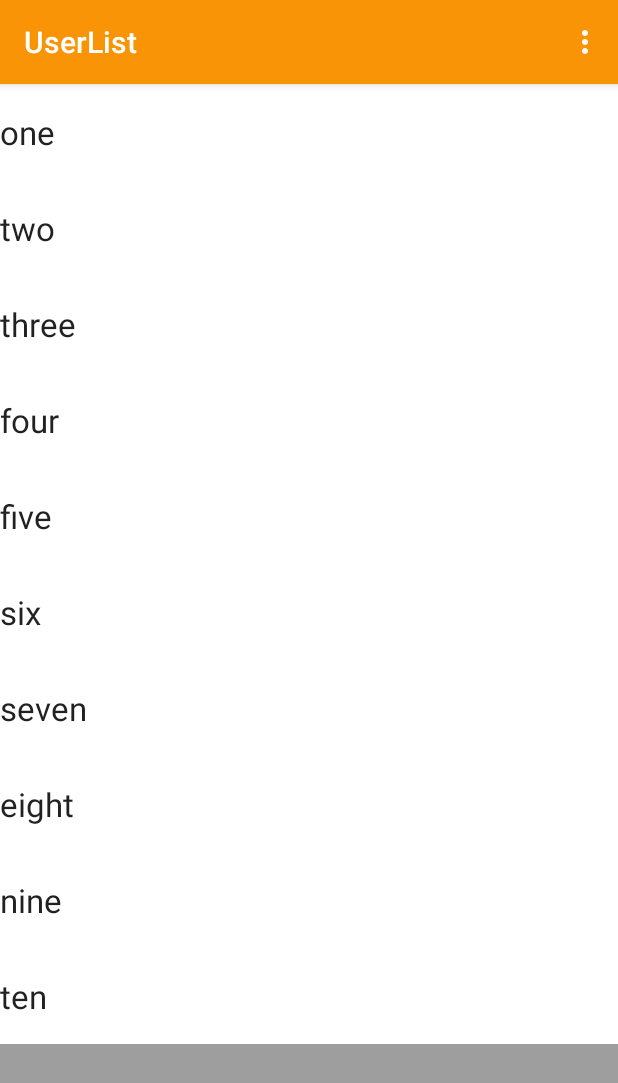
After one commit to Yifei-Li/FitChallenge, an Android app: the UserList screen opened directly, with no data from a screen before it, on a phone screen of 412 x 824 dp. The commit adds this screen. Shown: the top 1083 px of the screen. Run offline under Robolectric (Android 15) with nearby library versions, the phone set to English and light mode, and no system bars.

Commit message:
Started userlist activity

```diff
--- a/app/src/main/AndroidManifest.xml
+++ b/app/src/main/AndroidManifest.xml
@@ -6,7 +6,7 @@
     <uses-permission android:name="android.permission.GET_ACCOUNTS" />
     <uses-permission android:name="android.permission.READ_PROFILE" />
     <uses-permission android:name="android.permission.READ_CONTACTS" />
-    <uses-permission android:name="android.permission.ACCESS_FINE_LOCATION"/>
+    <uses-permission android:name="android.permission.ACCESS_FINE_LOCATION" />
 
     <application
         android:allowBackup="true"
@@ -36,6 +36,11 @@
             android:name=".ChallengeStart"
             android:label="@string/title_activity_challenge_start" >
         </activity>
+        <activity
+            android:name=".UserList"
+            android:label="UserList"
+            android:theme="@style/CustomActionBarTheme">
+        </activity>
     </application>
 
 </manifest>
--- a/app/src/main/java/ca/davidvuong/fitchallenge/ActivitySelection.java
+++ b/app/src/main/java/ca/davidvuong/fitchallenge/ActivitySelection.java
@@ -36,7 +36,10 @@ public class ActivitySelection extends ActionBarActivity implements OnTaskComple
     }
 
     public void processFinish(String output)   {
+
         Log.d("Async", output);
+        Intent intent = new Intent (this, UserList.class);
+        startActivity(intent);
     }
 
     @Override
@@ -72,11 +75,11 @@ public class ActivitySelection extends ActionBarActivity implements OnTaskComple
         findTask.execute(this);
     }
 
-    public void startComp(View view){
+    /*public void startComp(View view){
         Intent i = new Intent(getApplicationContext(),SetUpActivity.class);
         startActivity(i);
 
-    }
+    }*/
 
     public class FindOthers extends AsyncTask<Context, Void, String> implements LocationListener {
         private ProgressDialog dialog = new ProgressDialog(ActivitySelection.this);
--- /dev/null
+++ b/app/src/main/java/ca/davidvuong/fitchallenge/UserList.java
@@ -0,0 +1,49 @@
+package ca.davidvuong.fitchallenge;
+
+import android.support.v7.app.ActionBarActivity;
+import android.os.Bundle;
+import android.view.Menu;
+import android.view.MenuItem;
+import android.widget.ArrayAdapter;
+import android.widget.GridView;
+
+import java.util.ArrayList;
+import java.util.Arrays;
+import java.util.List;
+
+
+public class UserList extends ActionBarActivity {
+
+    @Override
+    protected void onCreate(Bundle savedInstanceState) {
+        super.onCreate(savedInstanceState);
+        setContentView(R.layout.activity_user_list);
+
+        String[] array = new String[] {"one", "two", "three", "four", "five", "six", "seven", "eight", "nine", "ten"};
+        List<String> list = new ArrayList<String>(Arrays.asList(array));
+        GridView grid = (GridView) findViewById(R.id.gridview);
+        grid.setAdapter(new ArrayAdapter<String>(this, R.layout.list_item, list));
+    }
+
+    @Override
+    public boolean onCreateOptionsMenu(Menu menu) {
+        // Inflate the menu; this adds items to the action bar if it is present.
+        getMenuInflater().inflate(R.menu.menu_user_list, menu);
+        return true;
+    }
+
+    @Override
+    public boolean onOptionsItemSelected(MenuItem item) {
+        // Handle action bar item clicks here. The action bar will
+        // automatically handle clicks on the Home/Up button, so long
+        // as you specify a parent activity in AndroidManifest.xml.
+        int id = item.getItemId();
+
+        //noinspection SimplifiableIfStatement
+        if (id == R.id.action_settings) {
+            return true;
+        }
+
+        return super.onOptionsItemSelected(item);
+    }
+}
--- /dev/null
+++ b/app/src/main/res/layout/activity_user_list.xml
@@ -0,0 +1,21 @@
+<RelativeLayout xmlns:android="http://schemas.android.com/apk/res/android"
+    xmlns:tools="http://schemas.android.com/tools" android:layout_width="match_parent"
+    android:layout_height="match_parent"
+    tools:context="ca.davidvuong.fitchallenge.UserList"
+    android:background="#FFFFFF"
+    android:nestedScrollingEnabled="false">
+
+    <GridView xmlns:android="http://schemas.android.com/apk/res/android"
+        android:id="@+id/gridview"
+        android:layout_width="match_parent"
+        android:layout_height="match_parent"
+        android:numColumns="1"
+        android:stretchMode="columnWidth"
+        android:gravity="center"
+        android:background="#ff9e9e9e"
+        android:layout_alignParentStart="true"
+        android:drawSelectorOnTop="false"
+        android:scrollingCache="false"
+        android:layout_alignParentEnd="true" />
+
+</RelativeLayout>
--- /dev/null
+++ b/app/src/main/res/layout/list_item.xml
@@ -0,0 +1,9 @@
+<?xml version="1.0" encoding="utf-8"?>
+<TextView xmlns:android="http://schemas.android.com/apk/res/android"
+    android:id="@android:id/text1"
+    android:layout_width="match_parent"
+    android:layout_height="wrap_content"
+    android:background="#FFFFFF"
+    android:gravity="center_vertical"
+    android:minHeight="?android:attr/listPreferredItemHeight"
+    android:textAppearance="?android:attr/textAppearanceLarge" />
--- /dev/null
+++ b/app/src/main/res/menu/menu_user_list.xml
@@ -0,0 +1,7 @@
+<menu xmlns:android="http://schemas.android.com/apk/res/android"
+    xmlns:app="http://schemas.android.com/apk/res-auto"
+    xmlns:tools="http://schemas.android.com/tools"
+    tools:context="ca.davidvuong.fitchallenge.UserList">
+    <item android:id="@+id/action_settings" android:title="@string/action_settings"
+        android:orderInCategory="100" app:showAsAction="never" />
+</menu>
--- a/app/src/main/res/values/styles.xml
+++ b/app/src/main/res/values/styles.xml
@@ -5,5 +5,21 @@
         <!-- Customize your theme here. -->
     </style>
 
+        <!-- the theme applied to the application or activity -->
+        <style name="CustomActionBarTheme"
+            parent="@style/Theme.AppCompat.Light.DarkActionBar">
+            <item name="android:actionBarStyle">@style/MyActionBar</item>
+            <item name="actionBarStyle">@style/MyActionBar</item>
+        </style>
+
+    <color name="orange">#F89406</color>
+
+        <!-- ActionBar styles -->
+        <style name="MyActionBar"
+            parent="@style/Widget.AppCompat.Light.ActionBar.Solid.Inverse">
+            <item name="android:background">@color/orange</item>
+            <item name="background">@color/orange</item>
+        </style>
+
 
 </resources>
```
